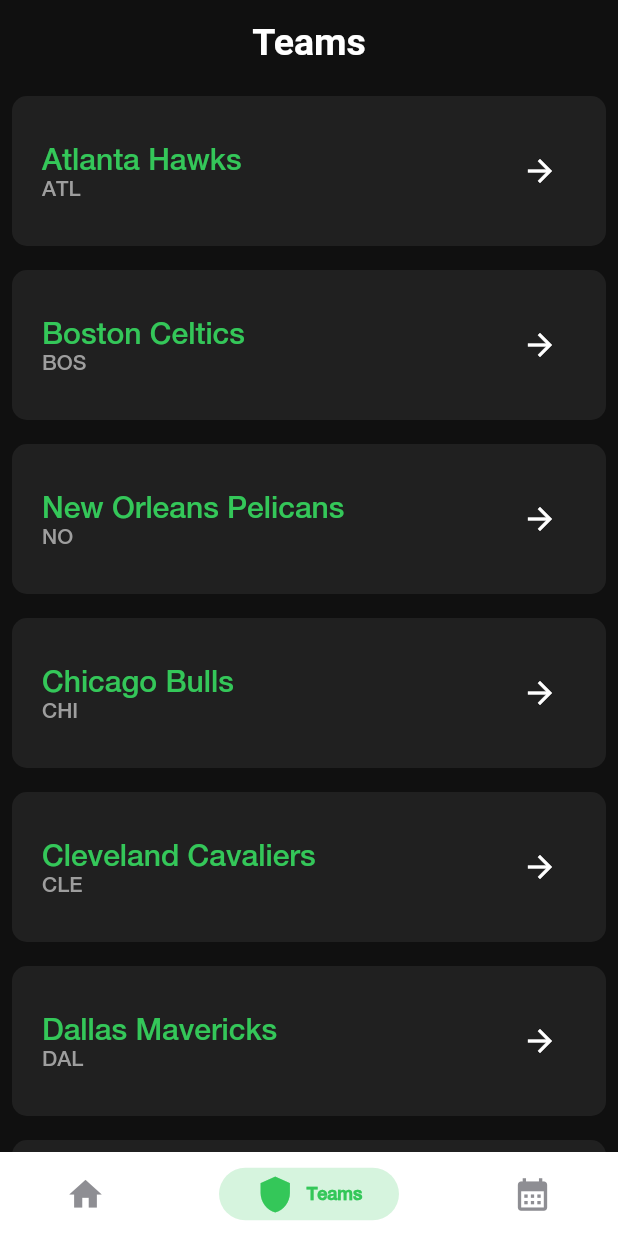
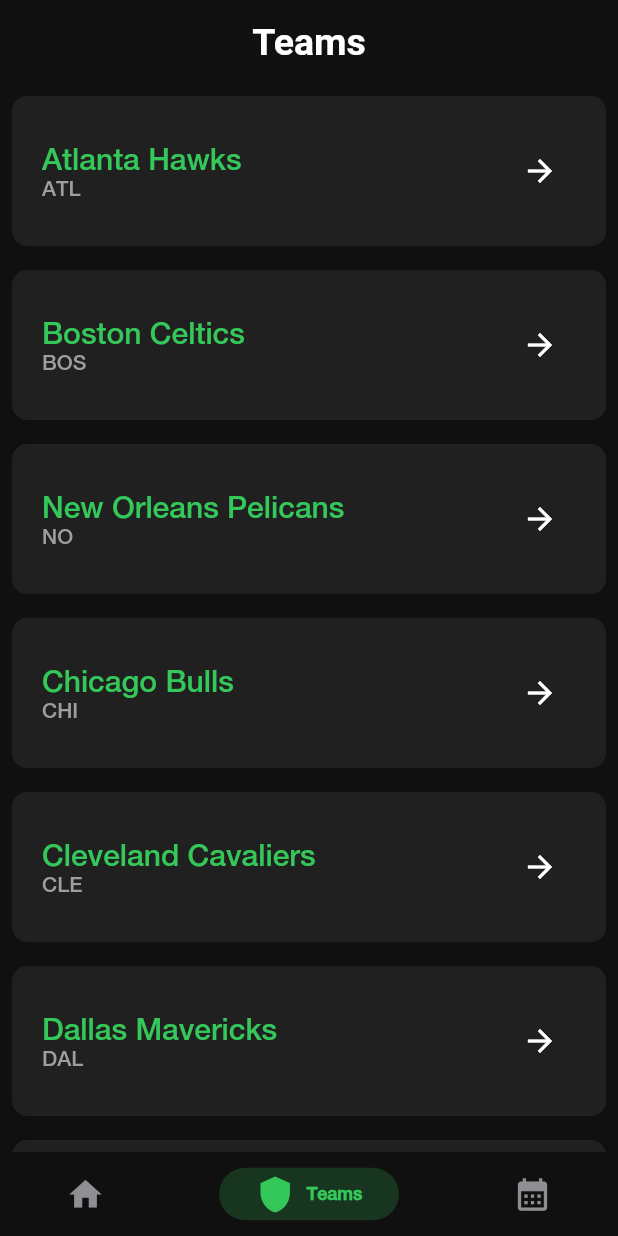
Before and after one commit to Tadiwr/nba_stats_app, a Flutter app: the AppWraper widget shown alone on an empty page, opened directly, item 2 of the bottom bar chosen, on a phone screen of 412 x 824 dp. Run offline on Flutter 3.47's test engine with Material 2 defaults, Android fonts, the light colour scheme and no system bars; drawn by our look-alikes of persistent_bottom_nav_bar_v2; statements that could not run were skipped.

Commit message:
changed background color of the bottom navbar

```diff
--- a/lib/views/widgets/bottom_nav_bar.dart
+++ b/lib/views/widgets/bottom_nav_bar.dart
@@ -64,6 +64,9 @@
       controller: _controller,
       screens: buildScreens(),
       items: navBarItems(),
+      backgroundColor: Theme.of(context).scaffoldBackgroundColor,
+      navBarStyle: NavBarStyle.style1,
+
     );
   }
 }
```
